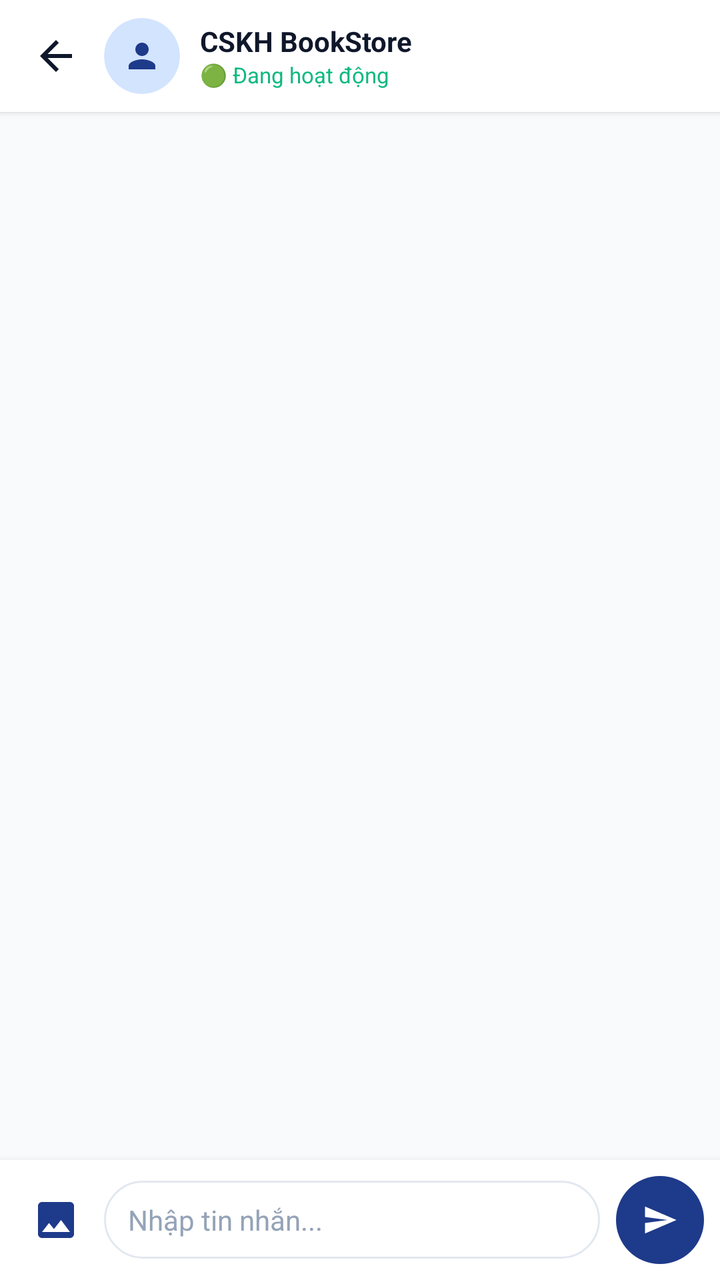
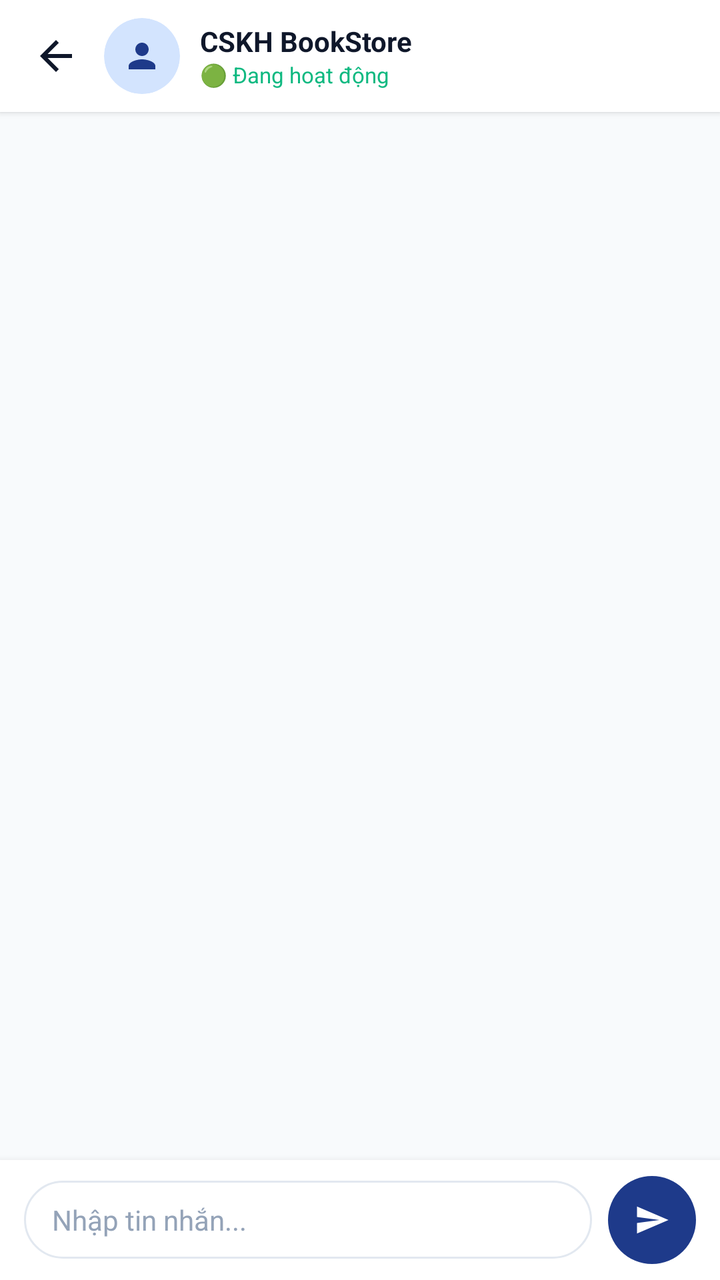

Before-and-after screenshots of an Android layout around one commit, followed by the original layout XML and the change that was made.
<!-- AndroidManifest.xml: application theme Theme.Book_selling_app -->
<!-- res/layout/activity_chat.xml -->
<?xml version="1.0" encoding="utf-8"?>
<androidx.constraintlayout.widget.ConstraintLayout xmlns:android="http://schemas.android.com/apk/res/android"
    xmlns:app="http://schemas.android.com/apk/res-auto"
    xmlns:tools="http://schemas.android.com/tools"
    android:layout_width="match_parent"
    android:layout_height="match_parent"
    android:background="@color/background"
    tools:ignore="HardcodedText,ContentDescription">

    
    <LinearLayout
        android:id="@+id/layoutChatHeader"
        android:layout_width="0dp"
        android:layout_height="56dp"
        android:background="@color/surface"
        android:elevation="2dp"
        android:gravity="center_vertical"
        android:orientation="horizontal"
        android:paddingStart="8dp"
        android:paddingEnd="12dp"
        app:layout_constraintEnd_toEndOf="parent"
        app:layout_constraintStart_toStartOf="parent"
        app:layout_constraintTop_toTopOf="parent">

        <ImageButton
            android:id="@+id/btnBack"
            android:layout_width="40dp"
            android:layout_height="40dp"
            android:background="?attr/selectableItemBackgroundBorderless"
            android:src="@drawable/ic_arrow_back"
            app:tint="@color/text_primary" />

        <androidx.cardview.widget.CardView
            android:layout_width="38dp"
            android:layout_height="38dp"
            android:layout_marginStart="4dp"
            app:cardBackgroundColor="@color/primary_container"
            app:cardCornerRadius="19dp"
            app:cardElevation="0dp">

            <ImageView
                android:layout_width="20dp"
                android:layout_height="20dp"
                android:layout_gravity="center"
                android:src="@drawable/ic_nav_person"
                app:tint="@color/primary" />
        </androidx.cardview.widget.CardView>

        <LinearLayout
            android:layout_width="0dp"
            android:layout_height="wrap_content"
            android:layout_marginStart="10dp"
            android:layout_weight="1"
            android:orientation="vertical">

            <TextView
                android:id="@+id/tvChatTitle"
                android:layout_width="wrap_content"
                android:layout_height="wrap_content"
                android:ellipsize="end"
                android:maxLines="1"
                android:text="CSKH BookStore"
                android:textColor="@color/text_primary"
                android:textSize="@dimen/text_md"
                android:textStyle="bold" />

            <TextView
                android:id="@+id/tvChatStatus"
                android:layout_width="wrap_content"
                android:layout_height="wrap_content"
                android:text="🟢 Đang hoạt động"
                android:textColor="@color/status_success"
                android:textSize="@dimen/text_xs" />
        </LinearLayout>

    </LinearLayout>

    
    <androidx.recyclerview.widget.RecyclerView
        android:id="@+id/rvMessages"
        android:layout_width="0dp"
        android:layout_height="0dp"
        android:clipToPadding="false"
        android:paddingTop="8dp"
        android:paddingBottom="8dp"
        app:layout_constraintBottom_toTopOf="@+id/layoutBottomCompose"
        app:layout_constraintEnd_toEndOf="parent"
        app:layout_constraintStart_toStartOf="parent"
        app:layout_constraintTop_toBottomOf="@+id/layoutChatHeader" />

    <ProgressBar
        android:id="@+id/progressBarChat"
        android:layout_width="wrap_content"
        android:layout_height="wrap_content"
        android:indeterminateTint="@color/primary"
        android:visibility="gone"
        app:layout_constraintBottom_toTopOf="@+id/layoutBottomCompose"
        app:layout_constraintEnd_toEndOf="parent"
        app:layout_constraintStart_toStartOf="parent"
        app:layout_constraintTop_toBottomOf="@+id/layoutChatHeader" />

    
    <LinearLayout
        android:id="@+id/layoutBottomCompose"
        android:layout_width="0dp"
        android:layout_height="wrap_content"
        android:background="@color/surface"
        android:elevation="6dp"
        android:orientation="vertical"
        android:padding="8dp"
        app:layout_constraintBottom_toBottomOf="parent"
        app:layout_constraintEnd_toEndOf="parent"
        app:layout_constraintStart_toStartOf="parent">

        
        <FrameLayout
            android:id="@+id/layoutImagePreview"
            android:layout_width="80dp"
            android:layout_height="80dp"
            android:layout_marginStart="8dp"
            android:layout_marginBottom="6dp"
            android:visibility="gone">

            <com.google.android.material.imageview.ShapeableImageView
                android:id="@+id/imgSelectedPreview"
                android:layout_width="match_parent"
                android:layout_height="match_parent"
                android:scaleType="centerCrop"
                app:shapeAppearanceOverlay="@style/ShapeAppearance.MaterialComponents.SmallComponent" />

            <ImageButton
                android:id="@+id/btnRemovePreview"
                android:layout_width="24dp"
                android:layout_height="24dp"
                android:layout_gravity="top|end"
                android:background="@drawable/bg_badge_discount"
                android:src="@drawable/ic_delete"
                app:tint="@color/white" />
        </FrameLayout>

        
        <LinearLayout
            android:layout_width="match_parent"
            android:layout_height="wrap_content"
            android:gravity="center_vertical"
            android:orientation="horizontal">

            <ImageButton
                android:id="@+id/btnAttachImage"
                android:layout_width="40dp"
                android:layout_height="40dp"
                android:background="?attr/selectableItemBackgroundBorderless"
                android:src="@drawable/ic_image"
                app:tint="@color/primary" />

            <EditText
                android:id="@+id/edtChatMessage"
                android:layout_width="0dp"
                android:layout_height="wrap_content"
                android:layout_marginStart="4dp"
                android:layout_marginEnd="8dp"
                android:layout_weight="1"
                android:background="@drawable/bg_chip_unselected"
                android:hint="Nhập tin nhắn..."
                android:maxLines="4"
                android:paddingStart="12dp"
                android:paddingTop="10dp"
                android:paddingEnd="12dp"
                android:paddingBottom="10dp"
                android:textColor="@color/text_primary"
                android:textColorHint="@color/text_hint"
                android:textSize="14sp" />

            <com.google.android.material.button.MaterialButton
                android:id="@+id/btnSendMessage"
                android:layout_width="44dp"
                android:layout_height="44dp"
                android:insetLeft="0dp"
                android:insetTop="0dp"
                android:insetRight="0dp"
                android:insetBottom="0dp"
                android:padding="0dp"
                app:backgroundTint="@color/primary"
                app:cornerRadius="22dp"
                app:icon="@drawable/ic_send"
                app:iconGravity="textStart"
                app:iconPadding="0dp"
                app:iconTint="@color/white" />

        </LinearLayout>

    </LinearLayout>

</androidx.constraintlayout.widget.ConstraintLayout>
<!-- resources referenced by this layout -->
<resources>
  <color name="background">#F8FAFC</color>
  <color name="primary">#1E3A8A</color>
  <color name="primary_container">#D3E4FE</color>
  <color name="status_success">#10B981</color>
  <color name="surface">#FFFFFF</color>
  <color name="text_hint">#94A3B8</color>
  <color name="text_primary">#0F172A</color>
  <color name="white">#FFFFFFFF</color>
  <dimen name="text_md">14sp</dimen>
  <dimen name="text_xs">11sp</dimen>
  <!-- drawable bg_badge_discount (drawable) -->
  <?xml version="1.0" encoding="utf-8"?>
  <shape xmlns:android="http://schemas.android.com/apk/res/android"
      android:shape="rectangle">
      <solid android:color="@color/status_discount" />
      <corners android:radius="@dimen/radius_pill" />
      <padding
          android:left="6dp"
          android:top="2dp"
          android:right="6dp"
          android:bottom="2dp" />
  </shape>
  <!-- drawable bg_chip_unselected (drawable) -->
  <?xml version="1.0" encoding="utf-8"?>
  <shape xmlns:android="http://schemas.android.com/apk/res/android"
      android:shape="rectangle">
      <solid android:color="@color/surface" />
      <stroke android:width="1dp" android:color="@color/border_subtle" />
      <corners android:radius="@dimen/radius_pill" />
      <padding
          android:left="14dp"
          android:top="6dp"
          android:right="14dp"
          android:bottom="6dp" />
  </shape>
  <!-- drawable ic_arrow_back (drawable) -->
  <vector xmlns:android="http://schemas.android.com/apk/res/android"
      android:width="24dp"
      android:height="24dp"
      android:viewportWidth="24"
      android:viewportHeight="24">
    <path
        android:fillColor="@color/text_primary"
        android:pathData="M20,11H7.83l5.59,-5.59L12,4l-8,8 8,8 1.41,-1.41L7.83,13H20v-2z"/>
  </vector>
  <!-- drawable ic_delete (drawable) -->
  <vector xmlns:android="http://schemas.android.com/apk/res/android"
      android:width="24dp"
      android:height="24dp"
      android:viewportWidth="24"
      android:viewportHeight="24">
      <path
          android:fillColor="@color/status_error"
          android:pathData="M16,9v10H8V9h8m-1.5,-6h-5l-1,1H5v2h14V4h-3.5l-1,-1zM18,7H6v12c0,1.1 0.9,2 2,2h8c1.1,0 2,-0.9 2,-2V7z" />
  </vector>
  <!-- drawable ic_image (drawable) -->
  <vector xmlns:android="http://schemas.android.com/apk/res/android"
      android:width="24dp"
      android:height="24dp"
      android:viewportWidth="24"
      android:viewportHeight="24">
    <path
        android:fillColor="@color/primary"
        android:pathData="M21,19V5c0,-1.1 -0.9,-2 -2,-2H5c-1.1,0 -2,0.9 -2,2v14c0,1.1 0.9,2 2,2h14c1.1,0 2,-0.9 2,-2zM8.5,13.5l2.5,3.01L14.5,12l4.5,6H5l3.5,-4.5z"/>
  </vector>
  <!-- drawable ic_nav_person (drawable) -->
  <vector xmlns:android="http://schemas.android.com/apk/res/android"
      android:width="24dp"
      android:height="24dp"
      android:viewportWidth="24"
      android:viewportHeight="24">
    <path
        android:fillColor="#FF000000"
        android:pathData="M12,12c2.21,0 4,-1.79 4,-4s-1.79,-4 -4,-4 -4,1.79 -4,4 1.79,4 4,4zm0,2c-2.67,0 -8,1.34 -8,4v2h16v-2c0,-2.66 -5.33,-4 -8,-4z"/>
  </vector>
  <!-- drawable ic_send (drawable) -->
  <vector xmlns:android="http://schemas.android.com/apk/res/android"
      android:width="24dp"
      android:height="24dp"
      android:viewportWidth="24"
      android:viewportHeight="24">
    <path
        android:fillColor="@color/white"
        android:pathData="M2.01,21L23,12 2.01,3 2,10l15,2 -15,2z"/>
  </vector>
  <style name="Theme.Book_selling_app" parent="Base.Theme.Book_selling_app" />
  <color name="status_discount">#E11D48</color>
  <dimen name="radius_pill">999dp</dimen>
  <color name="border_subtle">#E2E8F0</color>
  <color name="status_error">#EF4444</color>
  <color name="primary_dark">#00236F</color>
  <color name="on_primary">#FFFFFF</color>
  <color name="secondary">#D97706</color>
  <color name="on_secondary">#FFFFFF</color>
  <!-- unchanged entries left out for length: 1 -->
</resources>

<!-- the commit's change to res/layout/activity_chat.xml (unified diff, before → after) -->
@@ -106,88 +106,48 @@
         android:layout_height="wrap_content"
         android:background="@color/surface"
         android:elevation="6dp"
-        android:orientation="vertical"
-        android:padding="8dp"
+        android:gravity="center_vertical"
+        android:orientation="horizontal"
+        android:paddingStart="12dp"
+        android:paddingTop="8dp"
+        android:paddingEnd="12dp"
+        android:paddingBottom="8dp"
         app:layout_constraintBottom_toBottomOf="parent"
         app:layout_constraintEnd_toEndOf="parent"
         app:layout_constraintStart_toStartOf="parent">
 
-        
-        <FrameLayout
-            android:id="@+id/layoutImagePreview"
-            android:layout_width="80dp"
-            android:layout_height="80dp"
-            android:layout_marginStart="8dp"
-            android:layout_marginBottom="6dp"
-            android:visibility="gone">
+        <EditText
+            android:id="@+id/edtChatMessage"
+            android:layout_width="0dp"
+            android:layout_height="wrap_content"
+            android:layout_marginEnd="8dp"
+            android:layout_weight="1"
+            android:background="@drawable/bg_chip_unselected"
+            android:hint="Nhập tin nhắn..."
+            android:maxLines="4"
+            android:paddingStart="14dp"
+            android:paddingTop="10dp"
+            android:paddingEnd="14dp"
+            android:paddingBottom="10dp"
+            android:textColor="@color/text_primary"
+            android:textColorHint="@color/text_hint"
+            android:textSize="14sp" />
 
-            <com.google.android.material.imageview.ShapeableImageView
-                android:id="@+id/imgSelectedPreview"
-                android:layout_width="match_parent"
-                android:layout_height="match_parent"
-                android:scaleType="centerCrop"
-                app:shapeAppearanceOverlay="@style/ShapeAppearance.MaterialComponents.SmallComponent" />
-
-            <ImageButton
-                android:id="@+id/btnRemovePreview"
-                android:layout_width="24dp"
-                android:layout_height="24dp"
-                android:layout_gravity="top|end"
-                android:background="@drawable/bg_badge_discount"
-                android:src="@drawable/ic_delete"
-                app:tint="@color/white" />
-        </FrameLayout>
-
-        
-        <LinearLayout
-            android:layout_width="match_parent"
-            android:layout_height="wrap_content"
-            android:gravity="center_vertical"
-            android:orientation="horizontal">
-
-            <ImageButton
-                android:id="@+id/btnAttachImage"
-                android:layout_width="40dp"
-                android:layout_height="40dp"
-                android:background="?attr/selectableItemBackgroundBorderless"
-                android:src="@drawable/ic_image"
-                app:tint="@color/primary" />
-
-            <EditText
-                android:id="@+id/edtChatMessage"
-                android:layout_width="0dp"
-                android:layout_height="wrap_content"
-                android:layout_marginStart="4dp"
-                android:layout_marginEnd="8dp"
-                android:layout_weight="1"
-                android:background="@drawable/bg_chip_unselected"
-                android:hint="Nhập tin nhắn..."
-                android:maxLines="4"
-                android:paddingStart="12dp"
-                android:paddingTop="10dp"
-                android:paddingEnd="12dp"
-                android:paddingBottom="10dp"
-                android:textColor="@color/text_primary"
-                android:textColorHint="@color/text_hint"
-                android:textSize="14sp" />
-
-            <com.google.android.material.button.MaterialButton
-                android:id="@+id/btnSendMessage"
-                android:layout_width="44dp"
-                android:layout_height="44dp"
-                android:insetLeft="0dp"
-                android:insetTop="0dp"
-                android:insetRight="0dp"
-                android:insetBottom="0dp"
-                android:padding="0dp"
-                app:backgroundTint="@color/primary"
-                app:cornerRadius="22dp"
-                app:icon="@drawable/ic_send"
-                app:iconGravity="textStart"
-                app:iconPadding="0dp"
-                app:iconTint="@color/white" />
-
-        </LinearLayout>
+        <com.google.android.material.button.MaterialButton
+            android:id="@+id/btnSendMessage"
+            android:layout_width="44dp"
+            android:layout_height="44dp"
+            android:insetLeft="0dp"
+            android:insetTop="0dp"
+            android:insetRight="0dp"
+            android:insetBottom="0dp"
+            android:padding="0dp"
+            app:backgroundTint="@color/primary"
+            app:cornerRadius="22dp"
+            app:icon="@drawable/ic_send"
+            app:iconGravity="textStart"
+            app:iconPadding="0dp"
+            app:iconTint="@color/white" />
 
     </LinearLayout>
 
<!-- resource entries referenced after the edit -->
@@ -10,18 +10,6 @@
   <color name="white">#FFFFFFFF</color>
   <dimen name="text_md">14sp</dimen>
   <dimen name="text_xs">11sp</dimen>
-  <!-- drawable bg_badge_discount (drawable) -->
-  <?xml version="1.0" encoding="utf-8"?>
-  <shape xmlns:android="http://schemas.android.com/apk/res/android"
-      android:shape="rectangle">
-      <solid android:color="@color/status_discount" />
-      <corners android:radius="@dimen/radius_pill" />
-      <padding
-          android:left="6dp"
-          android:top="2dp"
-          android:right="6dp"
-          android:bottom="2dp" />
-  </shape>
   <!-- drawable bg_chip_unselected (drawable) -->
   <?xml version="1.0" encoding="utf-8"?>
   <shape xmlns:android="http://schemas.android.com/apk/res/android"
@@ -45,26 +33,6 @@
         android:fillColor="@color/text_primary"
         android:pathData="M20,11H7.83l5.59,-5.59L12,4l-8,8 8,8 1.41,-1.41L7.83,13H20v-2z"/>
   </vector>
-  <!-- drawable ic_delete (drawable) -->
-  <vector xmlns:android="http://schemas.android.com/apk/res/android"
-      android:width="24dp"
-      android:height="24dp"
-      android:viewportWidth="24"
-      android:viewportHeight="24">
-      <path
-          android:fillColor="@color/status_error"
-          android:pathData="M16,9v10H8V9h8m-1.5,-6h-5l-1,1H5v2h14V4h-3.5l-1,-1zM18,7H6v12c0,1.1 0.9,2 2,2h8c1.1,0 2,-0.9 2,-2V7z" />
-  </vector>
-  <!-- drawable ic_image (drawable) -->
-  <vector xmlns:android="http://schemas.android.com/apk/res/android"
-      android:width="24dp"
-      android:height="24dp"
-      android:viewportWidth="24"
-      android:viewportHeight="24">
-    <path
-        android:fillColor="@color/primary"
-        android:pathData="M21,19V5c0,-1.1 -0.9,-2 -2,-2H5c-1.1,0 -2,0.9 -2,2v14c0,1.1 0.9,2 2,2h14c1.1,0 2,-0.9 2,-2zM8.5,13.5l2.5,3.01L14.5,12l4.5,6H5l3.5,-4.5z"/>
-  </vector>
   <!-- drawable ic_nav_person (drawable) -->
   <vector xmlns:android="http://schemas.android.com/apk/res/android"
       android:width="24dp"
@@ -86,10 +54,8 @@
         android:pathData="M2.01,21L23,12 2.01,3 2,10l15,2 -15,2z"/>
   </vector>
   <style name="Theme.Book_selling_app" parent="Base.Theme.Book_selling_app" />
-  <color name="status_discount">#E11D48</color>
   <dimen name="radius_pill">999dp</dimen>
   <color name="border_subtle">#E2E8F0</color>
-  <color name="status_error">#EF4444</color>
   <color name="primary_dark">#00236F</color>
   <color name="on_primary">#FFFFFF</color>
   <color name="secondary">#D97706</color>
